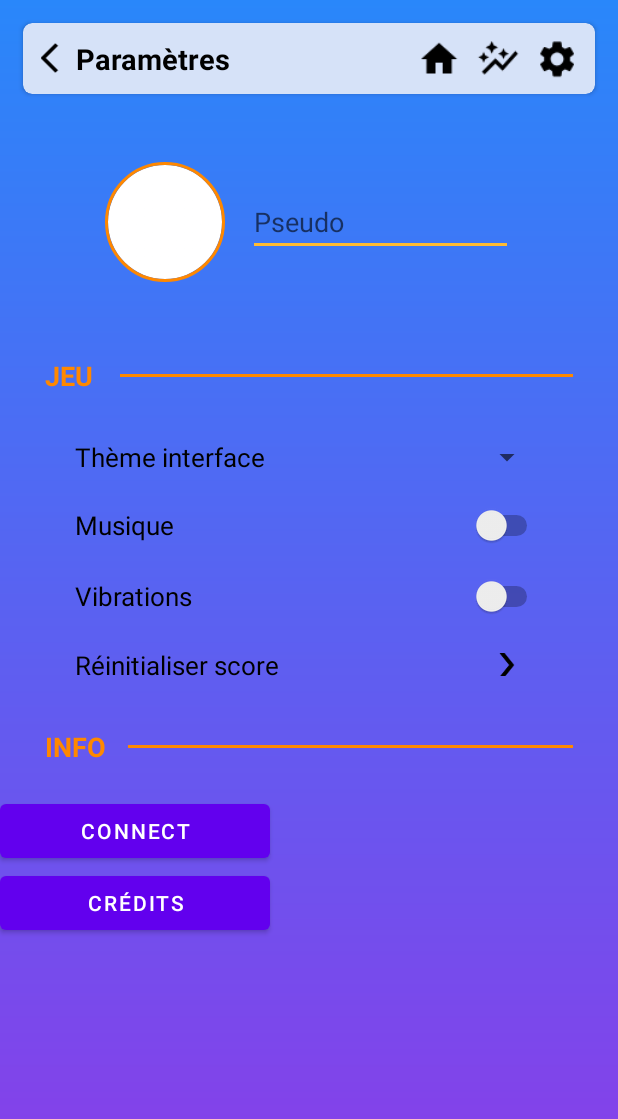
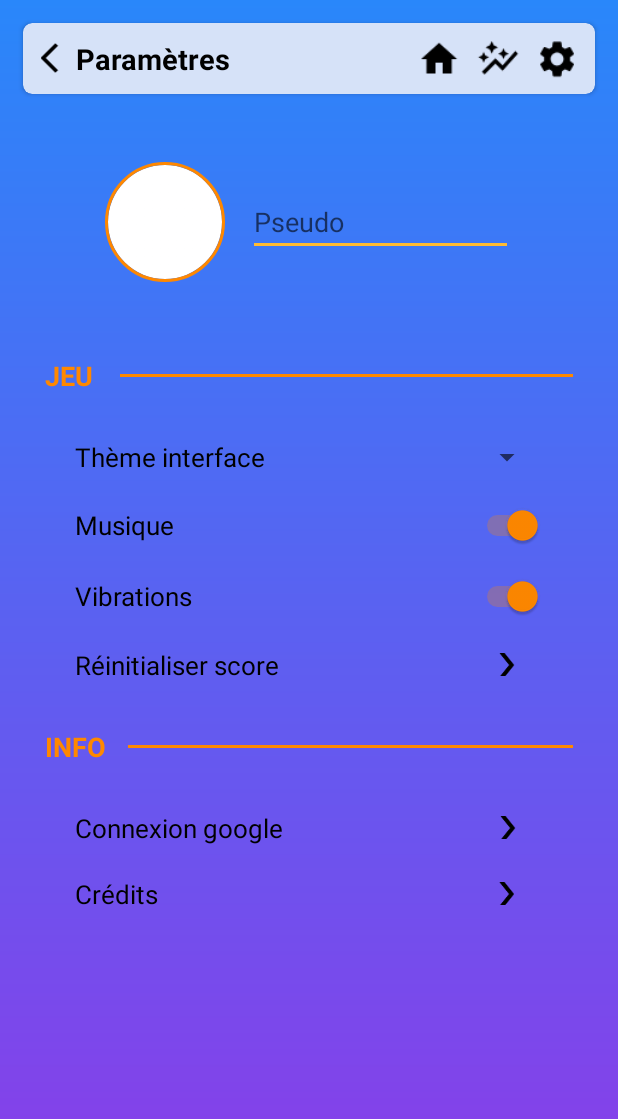
Before and after one commit to THlBQUT/MiniMaths, an Android app: the screen it shows after launch (Settings), after a tap on an icon or button, on a phone screen of 412 x 824 dp. Shown: the top 1119 px of the screen. Run offline under Robolectric (Android 15) with nearby library versions, the phone set to English and light mode, and no system bars; our stand-ins replace CircleImageView, Firebase (no records; nobody signed in at launch, a user with empty details on screens opened directly), androidx.preference.

Commit message:
sauvegarde des parametres

```diff
--- a/app/src/main/java/fr/ensisa/minimaths/MainActivity.java
+++ b/app/src/main/java/fr/ensisa/minimaths/MainActivity.java
@@ -4,12 +4,14 @@ import androidx.appcompat.app.AppCompatActivity;
 import androidx.cardview.widget.CardView;
 
 import android.content.Intent;
+import android.content.SharedPreferences;
 import android.os.Bundle;
 import android.view.View;
 import android.view.animation.Animation;
 import android.view.animation.AnimationUtils;
 import android.widget.ImageButton;
 import android.widget.RelativeLayout;
+import android.widget.TextView;
 import android.widget.Toast;
 
 import com.google.android.gms.auth.api.signin.GoogleSignIn;
@@ -21,11 +23,16 @@ public class MainActivity extends AppCompatActivity {
     private CardView header;
     private ImageButton btn1, btn2;
     private GoogleSignInAccount account;
+    private TextView textPseudo;
+    private SharedPreferences preferences;
+    private SharedPreferences.Editor editor;
 
     @Override
     protected void onCreate(Bundle savedInstanceState) {
         super.onCreate(savedInstanceState);
         setContentView(R.layout.activity_main);
+        preferences = getSharedPreferences("SHARED_PREF_MAIN", MODE_PRIVATE);
+        editor = preferences.edit();
         header = findViewById(R.id.header_main);
         btn1 = findViewById(R.id.soloButton);
         btn2 = findViewById(R.id.multiButton);
@@ -38,6 +45,8 @@ public class MainActivity extends AppCompatActivity {
         header.startAnimation(animSlideIn);
         btn1.startAnimation(animZoomIn1);
         btn2.startAnimation(animZoomIn2);
+        textPseudo = findViewById(R.id.main_textview_pseudo);
+        textPseudo.setText(preferences.getString("SHARED_PREF_MAIN_PSEUDO", "Pseudo"));
         account = GoogleSignIn.getLastSignedInAccount(this);
         if(account != null)
             Toast.makeText(getApplicationContext(),"Welcome " + account.getDisplayName(), Toast.LENGTH_LONG).show();
--- a/app/src/main/java/fr/ensisa/minimaths/Settings.java
+++ b/app/src/main/java/fr/ensisa/minimaths/Settings.java
@@ -3,8 +3,13 @@ package fr.ensisa.minimaths;
 import android.content.Intent;
 import android.content.SharedPreferences;
 import android.os.Bundle;
+import android.text.Editable;
+import android.text.TextWatcher;
 import android.util.Log;
 import android.view.View;
+import android.widget.CompoundButton;
+import android.widget.EditText;
+import android.widget.Switch;
 import android.widget.Toast;
 
 import androidx.activity.result.ActivityResultLauncher;
@@ -27,13 +32,50 @@ public class Settings extends AppCompatActivity {
     private GoogleSignInClient client;
     private GoogleSignInAccount account;
     private int RC_CONNEXION;
+    private SharedPreferences preferences;
+    private SharedPreferences.Editor editor;
+    private Switch musique, vibration;
+    private String pseudo;
+    private EditText editPseudo;
 
     @Override
     protected void onCreate(Bundle savedInstanceState) {
         super.onCreate(savedInstanceState);
         setContentView(R.layout.settings_activity);
-        SharedPreferences preferences = getSharedPreferences("SHARED_PREF_MAIN", MODE_PRIVATE);
-        SharedPreferences.Editor editor = preferences.edit();
+        preferences = getSharedPreferences("SHARED_PREF_MAIN", MODE_PRIVATE);
+        editor = preferences.edit();
+        musique = findViewById(R.id.settings_button_musique);
+        musique.setChecked(preferences.getBoolean("SHARED_PREF_MAIN_MUSIQUE", true));
+        musique.setOnCheckedChangeListener(new CompoundButton.OnCheckedChangeListener(){
+            @Override
+            public void onCheckedChanged(CompoundButton buttonView, boolean isChecked) {
+                editor.putBoolean("SHARED_PREF_MAIN_MUSIQUE", isChecked);
+                editor.apply();
+            }
+        });
+        vibration = findViewById(R.id.settings_button_vibration);
+        vibration.setChecked(preferences.getBoolean("SHARED_PREF_MAIN_VIBRATION", true));
+        vibration.setOnCheckedChangeListener(new CompoundButton.OnCheckedChangeListener(){
+            @Override
+            public void onCheckedChanged(CompoundButton buttonView, boolean isChecked) {
+                editor.putBoolean("SHARED_PREF_MAIN_VIBRATION", isChecked);
+                editor.apply();
+            }
+        });
+        pseudo = preferences.getString("SHARED_PREF_MAIN_PSEUDO", "");
+        editPseudo = findViewById(R.id.settings_edittext_pseudo);
+        editPseudo.setText(pseudo);
+        editPseudo.addTextChangedListener(new TextWatcher() {
+            @Override
+            public void beforeTextChanged(CharSequence s, int start, int count, int after) {}
+            @Override
+            public void onTextChanged(CharSequence s, int start, int before, int count) {}
+            @Override
+            public void afterTextChanged(Editable s) {
+                editor.putString("SHARED_PREF_MAIN_PSEUDO",editPseudo.getText().toString());
+                editor.apply();
+            }
+        });
 
         GoogleSignInOptions gso = new GoogleSignInOptions.Builder(GoogleSignInOptions.DEFAULT_SIGN_IN)
                 .requestEmail().requestProfile().build();
@@ -41,12 +83,6 @@ public class Settings extends AppCompatActivity {
         account = GoogleSignIn.getLastSignedInAccount(this);
     }
 
-    /*public static class SettingsFragment extends PreferenceFragmentCompat {
-        @Override
-        public void onCreatePreferences(Bundle savedInstanceState, String rootKey) {
-            setPreferencesFromResource(R.xml.root_preferences, rootKey);
-        }
-    }*/
     public void goToHome(View v){
 
     }
@@ -57,6 +93,10 @@ public class Settings extends AppCompatActivity {
 
     public void backButton(View v){
         onBackPressed();
+    }
+
+    public void showCredits(View v) {
+
     }
 
     public void googleConnect(View v){
--- a/app/src/main/res/layout/activity_main.xml
+++ b/app/src/main/res/layout/activity_main.xml
@@ -26,7 +26,7 @@
             android:padding="6dp">
 
             <TextView
-                android:id="@+id/textView2"
+                android:id="@+id/main_textview_pseudo"
                 android:layout_width="wrap_content"
                 android:layout_height="wrap_content"
                 android:layout_gravity="center_vertical"
--- a/app/src/main/res/layout/settings_activity.xml
+++ b/app/src/main/res/layout/settings_activity.xml
@@ -182,8 +182,7 @@
             android:layout_marginVertical="10dp"
             android:text="Musique"
             android:textSize="17sp"
-            android:theme="@style/SwitchTheme"
-            tools:checked="true" />
+            android:theme="@style/SwitchTheme" />
 
         <Switch
             android:id="@+id/settings_button_vibration"
@@ -193,8 +192,7 @@
             android:layout_marginVertical="10dp"
             android:text="Vibrations"
             android:textSize="17sp"
-            android:theme="@style/SwitchTheme"
-            tools:checked="true" />
+            android:theme="@style/SwitchTheme" />
 
         <LinearLayout
             android:id="@+id/settings_button_reinit"
@@ -215,7 +213,7 @@
             <ImageButton
                 android:layout_width="0dp"
                 android:layout_height="15dp"
-                android:layout_gravity="center_vertical"
+                android:layout_gravity="right|center_vertical"
                 android:layout_weight="1"
                 android:background="@android:color/transparent"
                 android:scaleX="0.8"
@@ -254,21 +252,63 @@
 
         </LinearLayout>
 
-        <Button
+        <LinearLayout
             android:id="@+id/connect"
-            android:layout_width="180dp"
-            android:layout_height="wrap_content"
-            android:gravity="center"
+            android:layout_width="match_parent"
+            android:layout_height="match_parent"
+            android:layout_marginHorizontal="50dp"
+            android:layout_marginVertical="10dp"
             android:onClick="googleConnect"
-            android:text="Connect" />
+            android:orientation="horizontal">
 
-        <Button
+            <TextView
+                android:layout_width="wrap_content"
+                android:layout_height="wrap_content"
+                android:layout_weight="1"
+                android:text="Connexion google"
+                android:textColor="@color/text_main_color"
+                android:textSize="17sp" />
+
+            <ImageButton
+                android:layout_width="0dp"
+                android:layout_height="15dp"
+                android:layout_gravity="right|center_vertical"
+                android:layout_weight="1"
+                android:background="@android:color/transparent"
+                android:scaleX="0.8"
+                android:translationX="20dp"
+                app:srcCompat="@drawable/ic_baseline_arrow_forward_ios_24" />
+
+        </LinearLayout>
+
+        <LinearLayout
             android:id="@+id/credits"
-            android:layout_width="180dp"
-            android:layout_height="wrap_content"
-            android:gravity="center"
-            android:onClick="@layout/activity_credits"
-            android:text="Crédits" />
+            android:layout_width="match_parent"
+            android:layout_height="match_parent"
+            android:layout_marginHorizontal="50dp"
+            android:layout_marginVertical="10dp"
+            android:onClick="showCredits"
+            android:orientation="horizontal">
+
+            <TextView
+                android:layout_width="wrap_content"
+                android:layout_height="wrap_content"
+                android:layout_weight="1"
+                android:text="Crédits"
+                android:textColor="@color/text_main_color"
+                android:textSize="17sp" />
+
+            <ImageButton
+                android:layout_width="0dp"
+                android:layout_height="15dp"
+                android:layout_gravity="right|center_vertical"
+                android:layout_weight="1"
+                android:background="@android:color/transparent"
+                android:scaleX="0.8"
+                android:translationX="40dp"
+                app:srcCompat="@drawable/ic_baseline_arrow_forward_ios_24" />
+
+        </LinearLayout>
 
     </LinearLayout>
 </ScrollView>
```
Also changed, not shown: app/src/main/res/drawable/loading_screen.png (added), app/src/main/res/drawable/logo_app.png (added).
